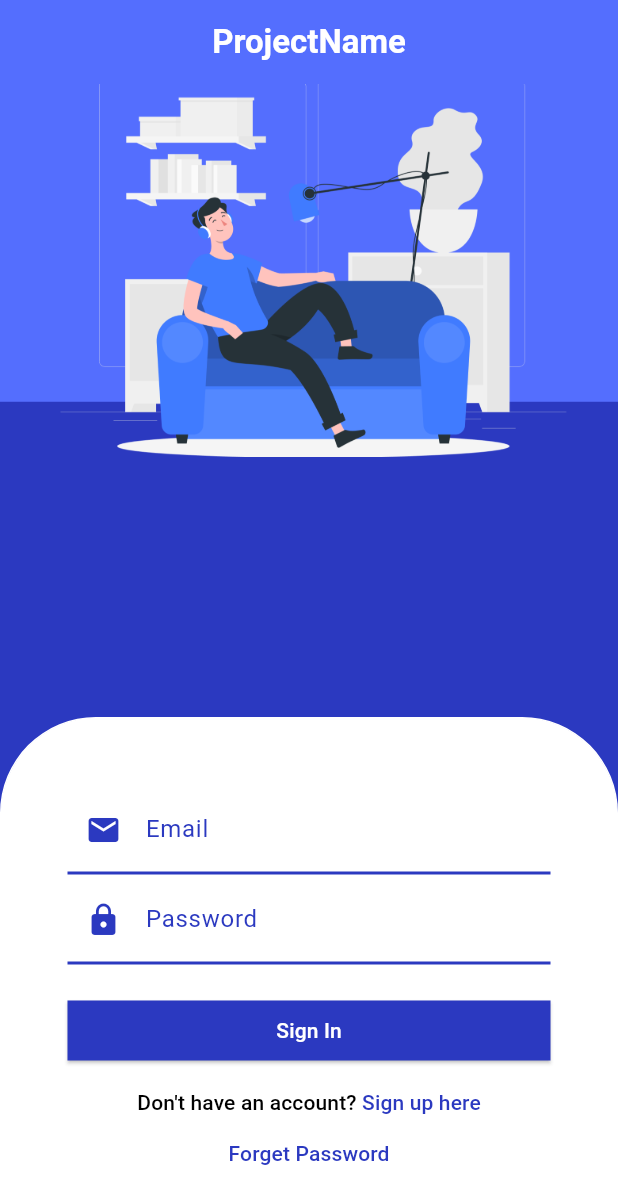
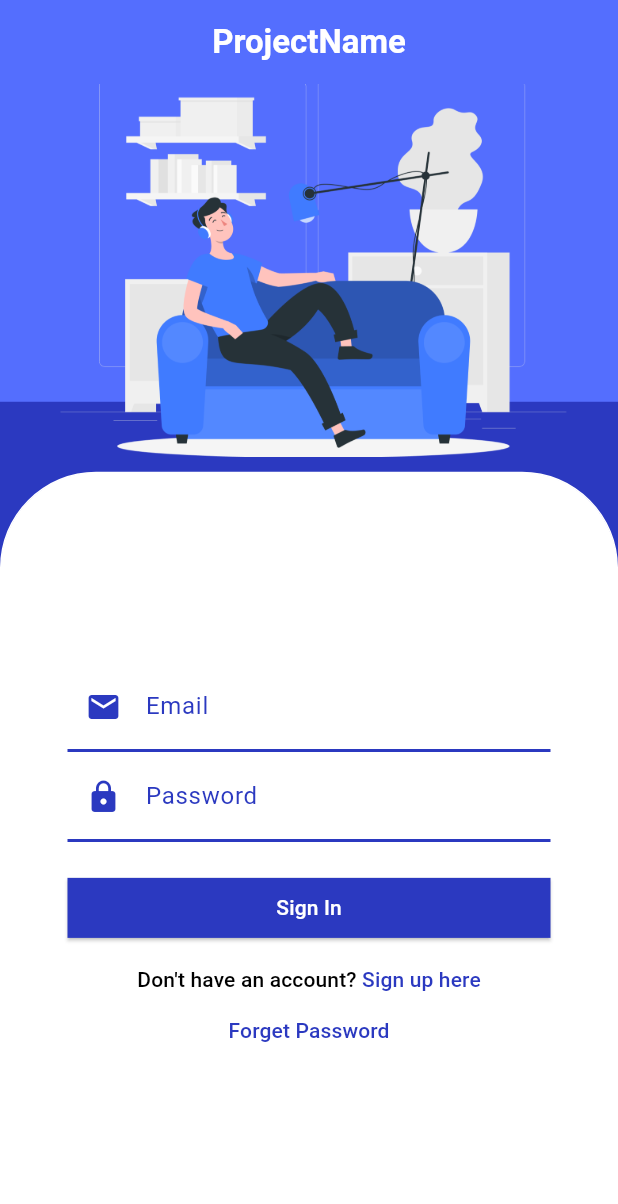
Before and after one commit to osshiya/Whistle, a Flutter app: the screen it shows after launch, on a phone screen of 412 x 824 dp. Shown: the top 1204 px of the screen. Run offline on Flutter 3.47's test engine with Material 3 defaults, Android fonts, the phone set to English and light mode, and no system bars; our stand-ins replace cloud_firestore, firebase_auth, firebase_core, flutter_blue_plus, shared_preferences; accounts and stored records are empty.

Commit message:
refactor auth

```diff
--- a/flutter_app/lib/auth/login_page.dart
+++ b/flutter_app/lib/auth/login_page.dart
@@ -104,7 +104,8 @@ class _LoginPageState extends State<LoginPage> {
             'assets/rafiki.png',
             fit: BoxFit.fitWidth,
           ),
-          Container(
+          Expanded(
+            child: Container(
               padding: const EdgeInsets.all(44.0),
               margin: const EdgeInsets.only(top: 10.0),
               decoration: BoxDecoration(
@@ -116,6 +117,7 @@ class _LoginPageState extends State<LoginPage> {
                 border: Border.all(color: Colors.white),
               ),
               child: Column(
+                mainAxisAlignment: MainAxisAlignment.center,
                 children: [
                   TextField(
                     controller: _emailController,
@@ -196,6 +198,7 @@ class _LoginPageState extends State<LoginPage> {
                 ],
               ),
             ),
+          ),
         ],
       ),
     );
```
Also changed, not shown: flutter_app/lib/auth/signup_page.dart (+6 -15 lines), flutter_app/lib/models/authDB.dart (renamed from flutter_app/lib/models/db.dart, +16 -37 lines). Lines whose indentation alone changed are shown as unchanged.
